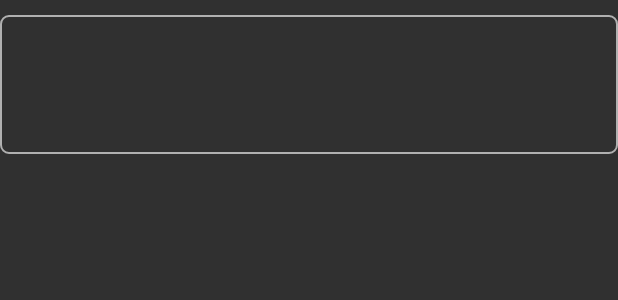
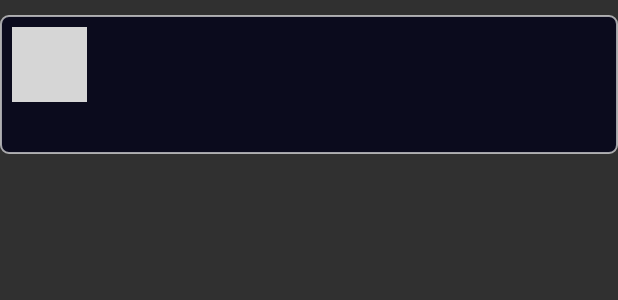
Before and after one commit to Septian-tri/Moku, an Android app: the layout movie_reveiw_template.xml on its own in the app's theme, with its tools: preview values and no code run, on a phone screen of 412 x 824 dp. Shown: the top 300 px of the screen. Run offline under Robolectric (Android 15) with nearby library versions, the phone set to English and light mode, and no system bars; grey boxes are pictures that could not be loaded.

Commit message:
[IMPROVE] recatoring code and delete unsed files

```diff
--- a/app/src/main/java/com/septiantriwidian/moku/SingleMovieDetailActivity.kt
+++ b/app/src/main/java/com/septiantriwidian/moku/SingleMovieDetailActivity.kt
@@ -25,6 +25,7 @@ import com.septiantriwidian.moku.dto.SingleMovieResponseDTO
 import com.septiantriwidian.moku.dto.SingleMovieReviewDetailResponsesDTO
 import com.septiantriwidian.moku.service.ApiService
 import com.septiantriwidian.moku.service.NetworkService
+import com.septiantriwidian.moku.utils.CustomActionBar
 import com.septiantriwidian.moku.utils.constant.ApiUrl
 import kotlinx.coroutines.CoroutineScope
 import kotlinx.coroutines.Dispatchers
@@ -66,11 +67,12 @@ class SingleMovieDetailActivity : AppCompatActivity() {
         val movieRatingTxt : TextView = findViewById(R.id.ratingTextMovieDetail)
         val viewerTarget : TextView = findViewById(R.id.viewerTarget)
         val movieOverview : TextView = findViewById(R.id.movieOverview)
+        val header : LinearLayout = findViewById(R.id.movieDetailHeader)
 
         apiService = ApiService(applicationContext, "id")
         window.setFlags(fullScreenFlag, fullScreenFlag)
+        CustomActionBar(header, movieTitle, true, onBackPressedDispatcher).inflateHeader()
         StrictMode.setThreadPolicy(threadPolicy)
-        super.setTitle(movieTitle)
 
         movieRatingTxt.text   = String.format("%.1f/10", singleMovie.vote_average)
         movieRating.rating    = (singleMovie.vote_average/2).toFloat()
--- a/app/src/main/java/com/septiantriwidian/moku/service/ApiService.kt
+++ b/app/src/main/java/com/septiantriwidian/moku/service/ApiService.kt
@@ -347,6 +347,7 @@ class ApiService constructor(private val context : Context, language : String){
         networkService.get(String.format(ApiUrl.MOVIE_SEARCH_ENP, query, page), object : Callback {
             override fun onFailure(call: Call, e: IOException) {
                 e.printStackTrace()
+                println(e.localizedMessage)
             }
 
             override fun onResponse(call: Call, response: Response) {
--- a/app/src/main/res/drawable/circle.xml
+++ /dev/null
@@ -1,10 +0,0 @@
-<?xml version="1.0" encoding="utf-8"?>
-<shape xmlns:android="http://schemas.android.com/apk/res/android"
-       android:innerRadius="0dp"
-       android:shape="ring"
-       android:thicknessRatio="2.0"
-       android:useLevel="false" >
-
-    <solid android:color="@android:color/transparent" />
-
-</shape>
--- a/app/src/main/res/drawable/image.xml
+++ /dev/null
@@ -1,4 +0,0 @@
-<?xml version="1.0" encoding="utf-8"?>
-<layer-list xmlns:android="http://schemas.android.com/apk/res/android">
-    <item android:drawable="@drawable/circle"/>
-</layer-list>
--- a/app/src/main/res/drawable/shape_layout_movie_mini_detail.xml
+++ b/app/src/main/res/drawable/shape_layout_movie_mini_detail.xml
@@ -12,8 +12,8 @@
     </stroke>
 
     <corners
-        android:bottomLeftRadius="20dip"
-        android:bottomRightRadius="20dip">
+        android:bottomLeftRadius="10dip"
+        android:bottomRightRadius="10dip">
     </corners>
 
 </shape>
--- a/app/src/main/res/drawable/shape_single_content_review.xml
+++ b/app/src/main/res/drawable/shape_single_content_review.xml
@@ -7,6 +7,8 @@
         android:width="1dp"
         android:color="@color/white_transparent"/>
 
+    <solid android:color="@color/transparent_deep_blue_3"/>
+
     <corners android:radius="5dip"/>
 
 </shape>
--- a/app/src/main/res/layout/movie_reveiw_template.xml
+++ b/app/src/main/res/layout/movie_reveiw_template.xml
@@ -7,7 +7,7 @@
     <LinearLayout
             android:background="@drawable/shape_single_content_review"
             android:layout_marginTop="10dp"
-            android:layout_marginBottom="20dp"
+            android:layout_marginBottom="5dp"
             android:padding="8dp"
             android:orientation="vertical"
             android:layout_width="match_parent"
```
Also changed, not shown: app/src/main/java/com/septiantriwidian/moku/MainActivity.kt (+6 -5 lines), app/src/main/java/com/septiantriwidian/moku/MovieListActivity.kt (+7 -13 lines), app/src/main/java/com/septiantriwidian/moku/utils/CustomActionBar.kt (+6 -5 lines), app/src/main/java/com/septiantriwidian/moku/utils/constant/IntentKey.kt (added, +8 -0 lines), app/src/main/res/drawable/shape_layout_movie_detail.xml (+3 -6 lines), app/src/main/res/drawable/shape_layout_movie_review.xml (+4 -7 lines), app/src/main/res/layout/activity_single_movie_detail.xml (+31 -7 lines).
